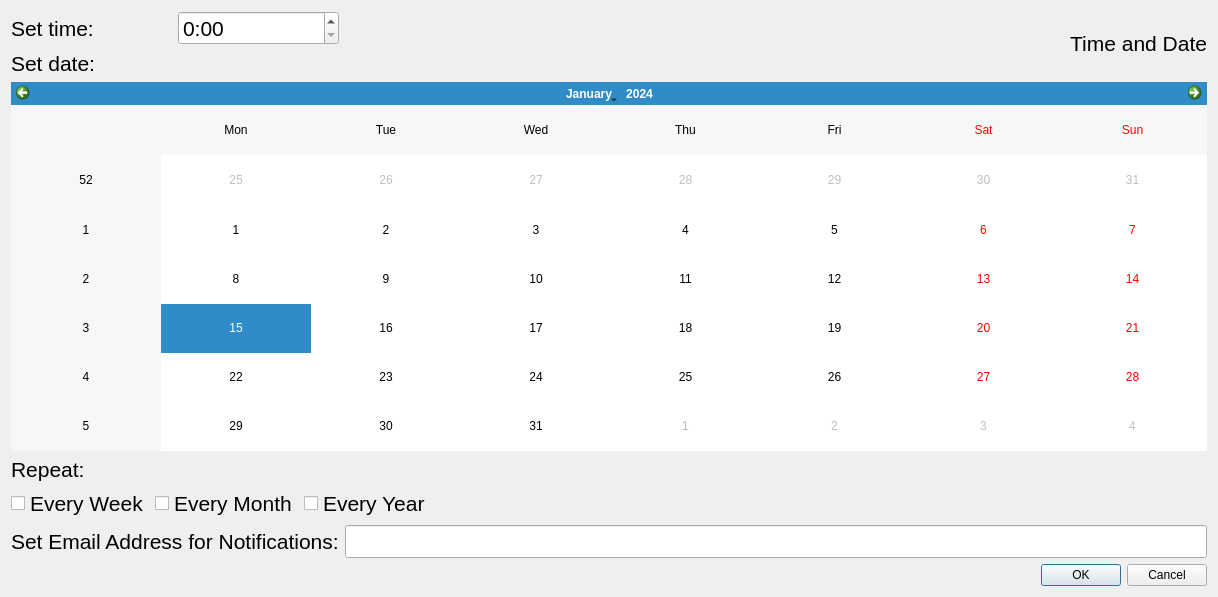
The window that ScheduleUpdates.ui (bassogio/WindowsSecurityUpdateGUI) describes before a commit, drawn with Qt 5.
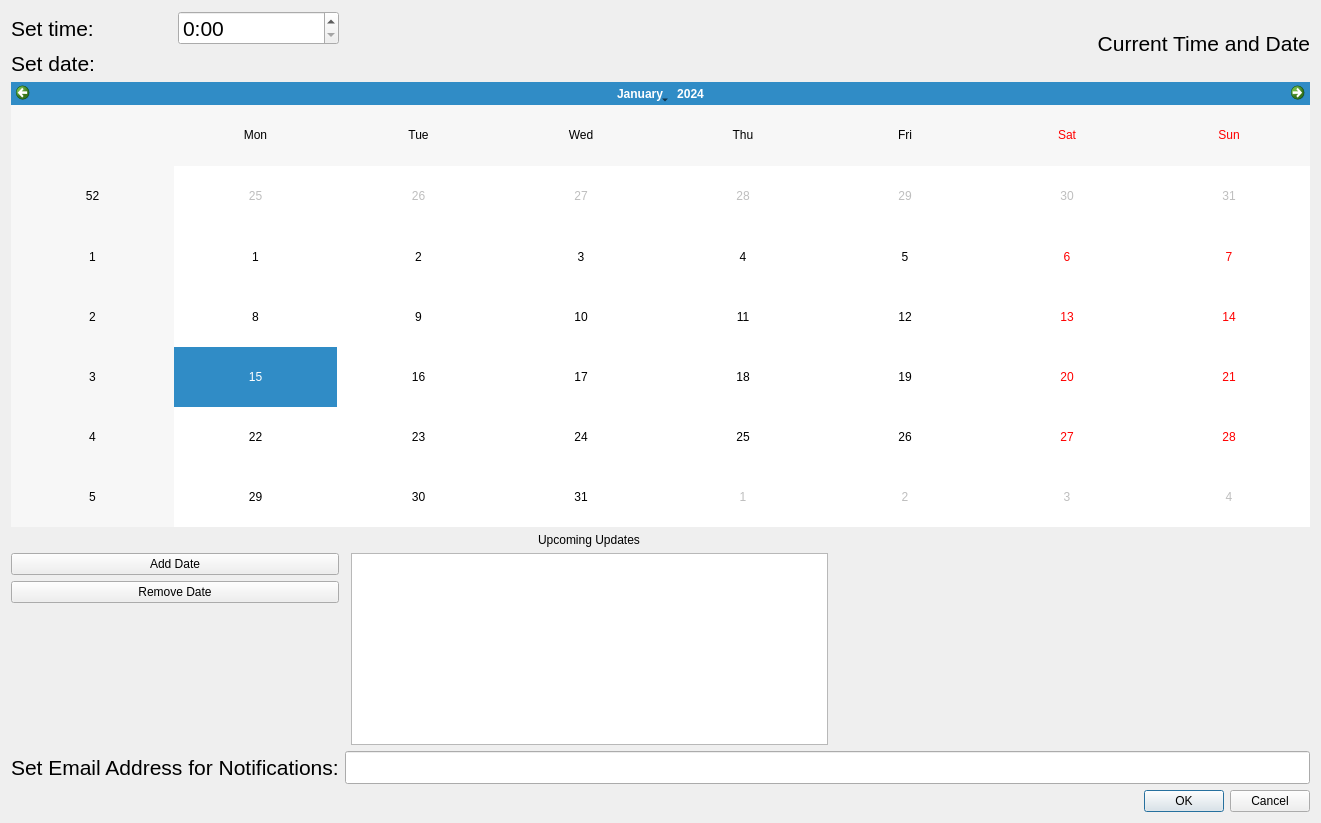
The same window after the commit.

Commit message: schedule multiple dates

```diff
--- a/ScheduleUpdates.ui
+++ b/ScheduleUpdates.ui
@@ -6,15 +6,35 @@
    <rect>
     <x>0</x>
     <y>0</y>
-    <width>1218</width>
-    <height>597</height>
+    <width>1321</width>
+    <height>823</height>
    </rect>
   </property>
   <property name="windowTitle">
    <string>Dialog</string>
   </property>
   <layout class="QGridLayout" name="gridLayout_3">
-   <item row="3" column="0">
+   <item row="1" column="0" colspan="4">
+    <widget class="QCalendarWidget" name="SetDate"/>
+   </item>
+   <item row="3" column="2" rowspan="3">
+    <widget class="QListWidget" name="DatesListWidget"/>
+   </item>
+   <item row="4" column="0">
+    <widget class="QPushButton" name="RemoveDateButton">
+     <property name="text">
+      <string>Remove Date</string>
+     </property>
+    </widget>
+   </item>
+   <item row="2" column="2" alignment="Qt::AlignHCenter">
+    <widget class="QLabel" name="label">
+     <property name="text">
+      <string>Upcoming Updates</string>
+     </property>
+    </widget>
+   </item>
+   <item row="9" column="0">
     <widget class="QLabel" name="SetEmailAdressForAlarts">
      <property name="font">
       <font>
@@ -26,7 +46,38 @@
      </property>
     </widget>
    </item>
-   <item row="4" column="4">
+   <item row="9" column="1" colspan="3">
+    <widget class="QLineEdit" name="EmailInput">
+     <property name="font">
+      <font>
+       <pointsize>16</pointsize>
+      </font>
+     </property>
+    </widget>
+   </item>
+   <item row="0" column="3">
+    <widget class="QLabel" name="TimeAndDateLabel">
+     <property name="font">
+      <font>
+       <pointsize>16</pointsize>
+      </font>
+     </property>
+     <property name="text">
+      <string> Current Time and Date</string>
+     </property>
+     <property name="alignment">
+      <set>Qt::AlignRight|Qt::AlignTrailing|Qt::AlignVCenter</set>
+     </property>
+    </widget>
+   </item>
+   <item row="3" column="0">
+    <widget class="QPushButton" name="AddDateButton">
+     <property name="text">
+      <string>Add Date</string>
+     </property>
+    </widget>
+   </item>
+   <item row="10" column="3">
     <widget class="QDialogButtonBox" name="OkCancle">
      <property name="orientation">
       <enum>Qt::Horizontal</enum>
@@ -36,88 +87,6 @@
      </property>
     </widget>
    </item>
-   <item row="1" column="0" colspan="5">
-    <widget class="QCalendarWidget" name="SetDate"/>
-   </item>
-   <item row="3" column="1" colspan="4">
-    <widget class="QLineEdit" name="EmailInput">
-     <property name="font">
-      <font>
-       <pointsize>16</pointsize>
-      </font>
-     </property>
-    </widget>
-   </item>
-   <item row="0" column="4">
-    <widget class="QLabel" name="TimeAndDateLabel">
-     <property name="font">
-      <font>
-       <pointsize>16</pointsize>
-      </font>
-     </property>
-     <property name="text">
-      <string>Time and Date</string>
-     </property>
-     <property name="alignment">
-      <set>Qt::AlignRight|Qt::AlignTrailing|Qt::AlignVCenter</set>
-     </property>
-    </widget>
-   </item>
-   <item row="2" column="0" colspan="4">
-    <layout class="QGridLayout" name="gridLayout_2">
-     <item row="0" column="0">
-      <widget class="QLabel" name="RepeatLable">
-       <property name="font">
-        <font>
-         <pointsize>16</pointsize>
-        </font>
-       </property>
-       <property name="text">
-        <string>Repeat:</string>
-       </property>
-       <property name="alignment">
-        <set>Qt::AlignBottom|Qt::AlignLeading|Qt::AlignLeft</set>
-       </property>
-      </widget>
-     </item>
-     <item row="1" column="0">
-      <widget class="QCheckBox" name="RepeatWeek">
-       <property name="font">
-        <font>
-         <pointsize>16</pointsize>
-        </font>
-       </property>
-       <property name="text">
-        <string>Every Week</string>
-       </property>
-      </widget>
-     </item>
-     <item row="1" column="1">
-      <widget class="QCheckBox" name="RepeatMonth">
-       <property name="font">
-        <font>
-         <pointsize>16</pointsize>
-        </font>
-       </property>
-       <property name="text">
-        <string>Every Month</string>
-       </property>
-      </widget>
-     </item>
-     <item row="1" column="2">
-      <widget class="QCheckBox" name="RepeatYear">
-       <property name="font">
-        <font>
-         <pointsize>16</pointsize>
-        </font>
-       </property>
-       <property name="text">
-        <string>Every Year</string>
-       </property>
-      </widget>
-     </item>
-    </layout>
-   </item>
    <item row="0" column="0">
     <layout class="QGridLayout" name="gridLayout">
      <item row="1" column="0">
```
The commit also changes 4 other files.
